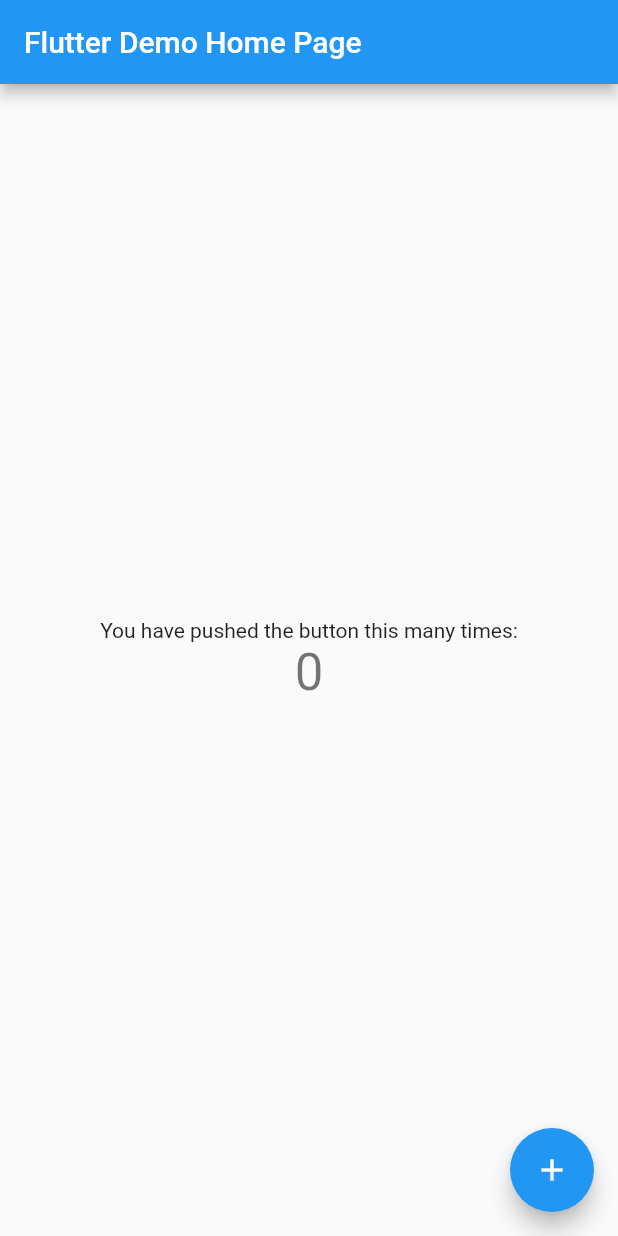
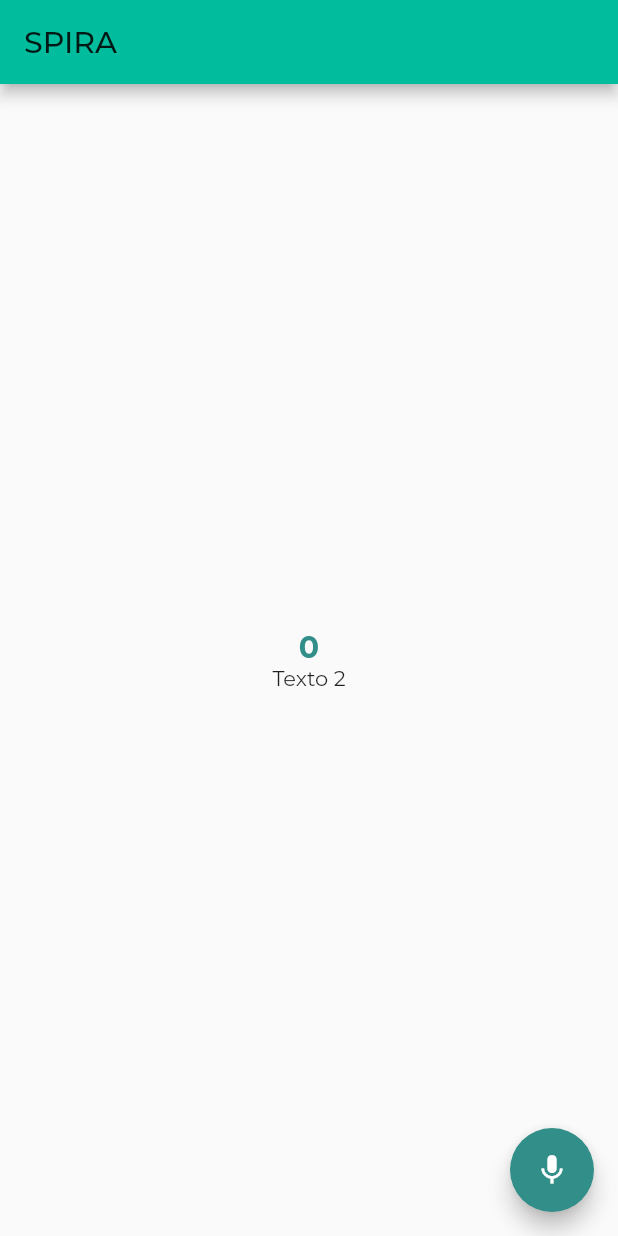
Before and after one commit to spirabr/app, a Flutter app: the screen it shows after launch, on a phone screen of 412 x 824 dp. Run offline on Flutter 3.47's test engine with Material 2 defaults, Android fonts, the phone set to English and light mode, and no system bars; project files that could hold a hidden picture were left out.

Commit message:
feat:simple home page implementation

```diff
--- /dev/null
+++ b/lib/constants.dart
@@ -0,0 +1,4 @@
+import 'package:flutter/material.dart';
+
+Color darkGreen = Color(0xFF318E88);
+Color brightGreen = Color(0xFF01BD9D);
--- a/lib/main.dart
+++ b/lib/main.dart
@@ -1,117 +1,67 @@
 import 'package:flutter/material.dart';
+import 'constants.dart';
 
 void main() {
   runApp(MyApp());
 }
 
 class MyApp extends StatelessWidget {
-  // This widget is the root of your application.
   @override
   Widget build(BuildContext context) {
     return MaterialApp(
-      title: 'Flutter Demo',
+      title: 'SPIRA',
       theme: ThemeData(
-        // This is the theme of your application.
-        //
-        // Try running your application with "flutter run". You'll see the
-        // application has a blue toolbar. Then, without quitting the app, try
-        // changing the primarySwatch below to Colors.green and then invoke
-        // "hot reload" (press "r" in the console where you ran "flutter run",
-        // or simply save your changes to "hot reload" in a Flutter IDE).
-        // Notice that the counter didn't reset back to zero; the application
-        // is not restarted.
-        primarySwatch: Colors.blue,
-        // This makes the visual density adapt to the platform that you run
-        // the app on. For desktop platforms, the controls will be smaller and
-        // closer together (more dense) than on mobile platforms.
+        brightness: Brightness.light,
+        accentColor: darkGreen,
+        primaryColor: brightGreen,
         visualDensity: VisualDensity.adaptivePlatformDensity,
+        fontFamily: 'Montserrat',
       ),
-      home: MyHomePage(title: 'Flutter Demo Home Page'),
+      home: Home(),
     );
   }
 }
 
-class MyHomePage extends StatefulWidget {
-  MyHomePage({Key key, this.title}) : super(key: key);
-
-  // This widget is the home page of your application. It is stateful, meaning
-  // that it has a State object (defined below) that contains fields that affect
-  // how it looks.
-
-  // This class is the configuration for the state. It holds the values (in this
-  // case the title) provided by the parent (in this case the App widget) and
-  // used by the build method of the State. Fields in a Widget subclass are
-  // always marked "final".
-
-  final String title;
-
+class Home extends StatefulWidget {
   @override
-  _MyHomePageState createState() => _MyHomePageState();
+  _HomeState createState() => _HomeState();
 }
 
-class _MyHomePageState extends State<MyHomePage> {
-  int _counter = 0;
-
-  void _incrementCounter() {
-    setState(() {
-      // This call to setState tells the Flutter framework that something has
-      // changed in this State, which causes it to rerun the build method below
-      // so that the display can reflect the updated values. If we changed
-      // _counter without calling setState(), then the build method would not be
-      // called again, and so nothing would appear to happen.
-      _counter++;
-    });
-  }
+class _HomeState extends State<Home> {
+  int counter = 0;
 
   @override
   Widget build(BuildContext context) {
-    // This method is rerun every time setState is called, for instance as done
-    // by the _incrementCounter method above.
-    //
-    // The Flutter framework has been optimized to make rerunning build methods
-    // fast, so that you can just rebuild anything that needs updating rather
-    // than having to individually change instances of widgets.
     return Scaffold(
       appBar: AppBar(
-        // Here we take the value from the MyHomePage object that was created by
-        // the App.build method, and use it to set our appbar title.
-        title: Text(widget.title),
+        title: Text("SPIRA"),
       ),
-      body: Center(
-        // Center is a layout widget. It takes a single child and positions it
-        // in the middle of the parent.
+      body: Container(
+        width: double.infinity,
         child: Column(
-          // Column is also a layout widget. It takes a list of children and
-          // arranges them vertically. By default, it sizes itself to fit its
-          // children horizontally, and tries to be as tall as its parent.
-          //
-          // Invoke "debug painting" (press "p" in the console, choose the
-          // "Toggle Debug Paint" action from the Flutter Inspector in Android
-          // Studio, or the "Toggle Debug Paint" command in Visual Studio Code)
-          // to see the wireframe for each widget.
-          //
-          // Column has various properties to control how it sizes itself and
-          // how it positions its children. Here we use mainAxisAlignment to
-          // center the children vertically; the main axis here is the vertical
-          // axis because Columns are vertical (the cross axis would be
-          // horizontal).
           mainAxisAlignment: MainAxisAlignment.center,
-          children: <Widget>[
+          crossAxisAlignment: CrossAxisAlignment.center,
+          children: [
             Text(
-              'You have pushed the button this many times:',
+              '$counter',
+              style: TextStyle(
+                color: darkGreen,
+                fontSize: 20,
+                fontWeight: FontWeight.bold,
+              ),
             ),
-            Text(
-              '$_counter',
-              style: Theme.of(context).textTheme.headline4,
-            ),
+            Text("Texto 2")
           ],
         ),
       ),
       floatingActionButton: FloatingActionButton(
-        onPressed: _incrementCounter,
-        tooltip: 'Increment',
-        child: Icon(Icons.add),
-      ), // This trailing comma makes auto-formatting nicer for build methods.
+        onPressed: () {
+          setState(() {
+            this.counter += 1;
+          });
+        },
+        child: Icon(Icons.mic),
+      ),
     );
   }
 }
```
